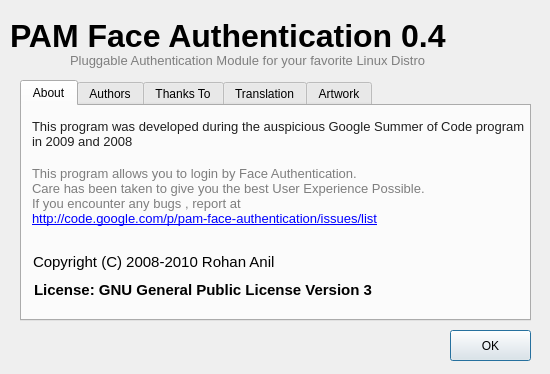
Above: qtbranch/data/ui/uifiles/aboutDialog.ui from WilliamRen/pam-face-authentication before the change. Below: the same form after it.
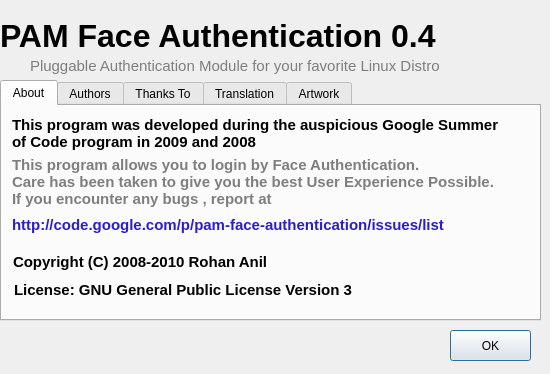
That is the form after the change. Icons and pictures are not drawn.

Patch:
```diff
--- a/qtbranch/data/ui/uifiles/aboutDialog.ui
+++ b/qtbranch/data/ui/uifiles/aboutDialog.ui
@@ -38,7 +38,7 @@
   <widget class="QLabel" name="lbl_title">
    <property name="geometry">
     <rect>
-     <x>10</x>
+     <x>0</x>
      <y>10</y>
      <width>531</width>
      <height>51</height>
@@ -58,36 +58,35 @@
   <widget class="QLabel" name="label_2">
    <property name="geometry">
     <rect>
-     <x>70</x>
+     <x>30</x>
      <y>50</y>
-     <width>441</width>
-     <height>21</height>
+     <width>471</width>
+     <height>31</height>
     </rect>
    </property>
    <property name="font">
     <font>
      <pointsize>11</pointsize>
-     <weight>75</weight>
-     <bold>true</bold>
+     <weight>50</weight>
+     <bold>false</bold>
     </font>
    </property>
    <property name="styleSheet">
-    <string/>
+    <string notr="true">color: rgb(126, 126, 126);</string>
    </property>
    <property name="text">
-    <string>&lt;!DOCTYPE HTML PUBLIC &quot;-//W3C//DTD HTML 4.0//EN&quot; &quot;http://www.w3.org/TR/REC-html40/strict.dtd&quot;&gt;
-&lt;html&gt;&lt;head&gt;&lt;meta name=&quot;qrichtext&quot; content=&quot;1&quot; /&gt;&lt;style type=&quot;text/css&quot;&gt;
-p, li { white-space: pre-wrap; }
-&lt;/style&gt;&lt;/head&gt;&lt;body style=&quot; font-family:'Sans'; font-size:11pt; font-weight:600; font-style:normal;&quot;&gt;
-&lt;p style=&quot; margin-top:0px; margin-bottom:0px; margin-left:0px; margin-right:0px; -qt-block-indent:0; text-indent:0px;&quot;&gt;&lt;span style=&quot; font-family:'Sans Serif'; font-size:10pt; font-weight:400; color:#7e7e7e;&quot;&gt;Pluggable Authentication Module for your favorite Linux Distro&lt;/span&gt;&lt;/p&gt;&lt;/body&gt;&lt;/html&gt;</string>
+    <string>Pluggable Authentication Module for your favorite Linux Distro</string>
+   </property>
+   <property name="textFormat">
+    <enum>Qt::PlainText</enum>
    </property>
   </widget>
   <widget class="QTabWidget" name="thanks">
    <property name="geometry">
     <rect>
-     <x>20</x>
+     <x>0</x>
      <y>80</y>
-     <width>511</width>
+     <width>541</width>
      <height>241</height>
     </rect>
    </property>
@@ -102,9 +101,9 @@
      <property name="geometry">
       <rect>
        <x>10</x>
-       <y>60</y>
-       <width>491</width>
-       <height>71</height>
+       <y>50</y>
+       <width>521</width>
+       <height>51</height>
       </rect>
      </property>
      <property name="font">
@@ -114,15 +113,16 @@
        <bold>true</bold>
       </font>
      </property>
+     <property name="styleSheet">
+      <string notr="true">color: rgb(126, 126, 126);</string>
+     </property>
      <property name="text">
-      <string>&lt;!DOCTYPE HTML PUBLIC &quot;-//W3C//DTD HTML 4.0//EN&quot; &quot;http://www.w3.org/TR/REC-html40/strict.dtd&quot;&gt;
-&lt;html&gt;&lt;head&gt;&lt;meta name=&quot;qrichtext&quot; content=&quot;1&quot; /&gt;&lt;style type=&quot;text/css&quot;&gt;
-p, li { white-space: pre-wrap; }
-&lt;/style&gt;&lt;/head&gt;&lt;body style=&quot; font-family:'Sans'; font-size:11pt; font-weight:600; font-style:normal;&quot;&gt;
-&lt;p style=&quot; margin-top:0px; margin-bottom:0px; margin-left:0px; margin-right:0px; -qt-block-indent:0; text-indent:0px;&quot;&gt;&lt;span style=&quot; font-family:'Sans Serif'; font-size:10pt; font-weight:400; color:#7e7e7e;&quot;&gt;This program allows you to login by Face Authentication.&lt;/span&gt;&lt;/p&gt;
-&lt;p style=&quot; margin-top:0px; margin-bottom:0px; margin-left:0px; margin-right:0px; -qt-block-indent:0; text-indent:0px;&quot;&gt;&lt;span style=&quot; font-family:'Sans Serif'; font-size:10pt; font-weight:400; color:#7e7e7e;&quot;&gt;Care has been taken to give you the best User Experience Possible.&lt;/span&gt;&lt;/p&gt;
-&lt;p style=&quot; margin-top:0px; margin-bottom:0px; margin-left:0px; margin-right:0px; -qt-block-indent:0; text-indent:0px;&quot;&gt;&lt;span style=&quot; font-family:'Sans Serif'; font-size:10pt; font-weight:400; color:#7e7e7e;&quot;&gt;If you encounter any bugs , report at&lt;/span&gt;&lt;/p&gt;
-&lt;p style=&quot; margin-top:0px; margin-bottom:0px; margin-left:0px; margin-right:0px; -qt-block-indent:0; text-indent:0px;&quot;&gt;&lt;a href=&quot;http://code.google.com/p/pam-face-authentication/issues/list&quot;&gt;&lt;span style=&quot; font-family:'Sans Serif'; font-size:10pt; font-weight:400; text-decoration: underline; color:#0000ff;&quot;&gt;http://code.google.com/p/pam-face-authentication/issues/list&lt;/span&gt;&lt;/a&gt;&lt;/p&gt;&lt;/body&gt;&lt;/html&gt;</string>
+      <string>This program allows you to login by Face Authentication.
+Care has been taken to give you the best User Experience Possible.
+If you encounter any bugs , report at  </string>
+     </property>
+     <property name="textFormat">
+      <enum>Qt::PlainText</enum>
      </property>
      <property name="alignment">
       <set>Qt::AlignLeading|Qt::AlignLeft|Qt::AlignTop</set>
@@ -157,12 +157,11 @@
       <string/>
      </property>
      <property name="text">
-      <string>&lt;!DOCTYPE HTML PUBLIC &quot;-//W3C//DTD HTML 4.0//EN&quot; &quot;http://www.w3.org/TR/REC-html40/strict.dtd&quot;&gt;
-&lt;html&gt;&lt;head&gt;&lt;meta name=&quot;qrichtext&quot; content=&quot;1&quot; /&gt;&lt;style type=&quot;text/css&quot;&gt;
-p, li { white-space: pre-wrap; }
-&lt;/style&gt;&lt;/head&gt;&lt;body style=&quot; font-family:'Sans'; font-size:11pt; font-weight:600; font-style:normal;&quot;&gt;
-&lt;p style=&quot; margin-top:0px; margin-bottom:0px; margin-left:0px; margin-right:0px; -qt-block-indent:0; text-indent:0px;&quot;&gt;&lt;span style=&quot; font-family:'Sans Serif'; font-size:10pt; font-weight:400; color:#202020;&quot;&gt;This program was developed during the auspicious Google Summer of Code program in 2009 and 2008&lt;/span&gt;&lt;/p&gt;
-&lt;p style=&quot;-qt-paragraph-type:empty; margin-top:0px; margin-bottom:0px; margin-left:0px; margin-right:0px; -qt-block-indent:0; text-indent:0px; font-family:'Sans Serif'; font-size:10pt; font-weight:400; color:#202020;&quot;&gt;&lt;/p&gt;&lt;/body&gt;&lt;/html&gt;</string>
+      <string>This program was developed during the auspicious Google Summer of Code program in 2009 and 2008
+</string>
+     </property>
+     <property name="textFormat">
+      <enum>Qt::PlainText</enum>
      </property>
      <property name="scaledContents">
       <bool>false</bool>
@@ -191,11 +190,10 @@
       <string/>
      </property>
      <property name="text">
-      <string>&lt;!DOCTYPE HTML PUBLIC &quot;-//W3C//DTD HTML 4.0//EN&quot; &quot;http://www.w3.org/TR/REC-html40/strict.dtd&quot;&gt;
-&lt;html&gt;&lt;head&gt;&lt;meta name=&quot;qrichtext&quot; content=&quot;1&quot; /&gt;&lt;style type=&quot;text/css&quot;&gt;
-p, li { white-space: pre-wrap; }
-&lt;/style&gt;&lt;/head&gt;&lt;body style=&quot; font-family:'Sans'; font-size:11pt; font-weight:600; font-style:normal;&quot;&gt;
-&lt;p style=&quot; margin-top:0px; margin-bottom:0px; margin-left:0px; margin-right:0px; -qt-block-indent:0; text-indent:0px;&quot;&gt;&lt;span style=&quot; font-family:'Sans Serif'; font-weight:400;&quot;&gt;Copyright (C) 2008-2010 Rohan Anil &lt;/span&gt;&lt;/p&gt;&lt;/body&gt;&lt;/html&gt;</string>
+      <string notr="true">Copyright (C) 2008-2010 Rohan Anil </string>
+     </property>
+     <property name="textFormat">
+      <enum>Qt::PlainText</enum>
      </property>
      <property name="alignment">
       <set>Qt::AlignLeading|Qt::AlignLeft|Qt::AlignTop</set>
@@ -224,7 +222,39 @@
       <string/>
      </property>
      <property name="text">
-      <string>License: GNU General Public License Version 3</string>
+      <string notr="true">License: GNU General Public License Version 3</string>
+     </property>
+     <property name="textFormat">
+      <enum>Qt::PlainText</enum>
+     </property>
+     <property name="alignment">
+      <set>Qt::AlignLeading|Qt::AlignLeft|Qt::AlignTop</set>
+     </property>
+     <property name="wordWrap">
+      <bool>true</bool>
+     </property>
+    </widget>
+    <widget class="QLabel" name="lbl_about_4">
+     <property name="geometry">
+      <rect>
+       <x>10</x>
+       <y>110</y>
+       <width>521</width>
+       <height>31</height>
+      </rect>
+     </property>
+     <property name="font">
+      <font>
+       <pointsize>11</pointsize>
+       <weight>75</weight>
+       <bold>true</bold>
+      </font>
+     </property>
+     <property name="styleSheet">
+      <string notr="true">color: rgb(41, 29, 204);</string>
+     </property>
+     <property name="text">
+      <string notr="true">http://code.google.com/p/pam-face-authentication/issues/list</string>
      </property>
      <property name="textFormat">
       <enum>Qt::PlainText</enum>
```
Left out of the diff: 37 changed lines with no effect on the pictures.
